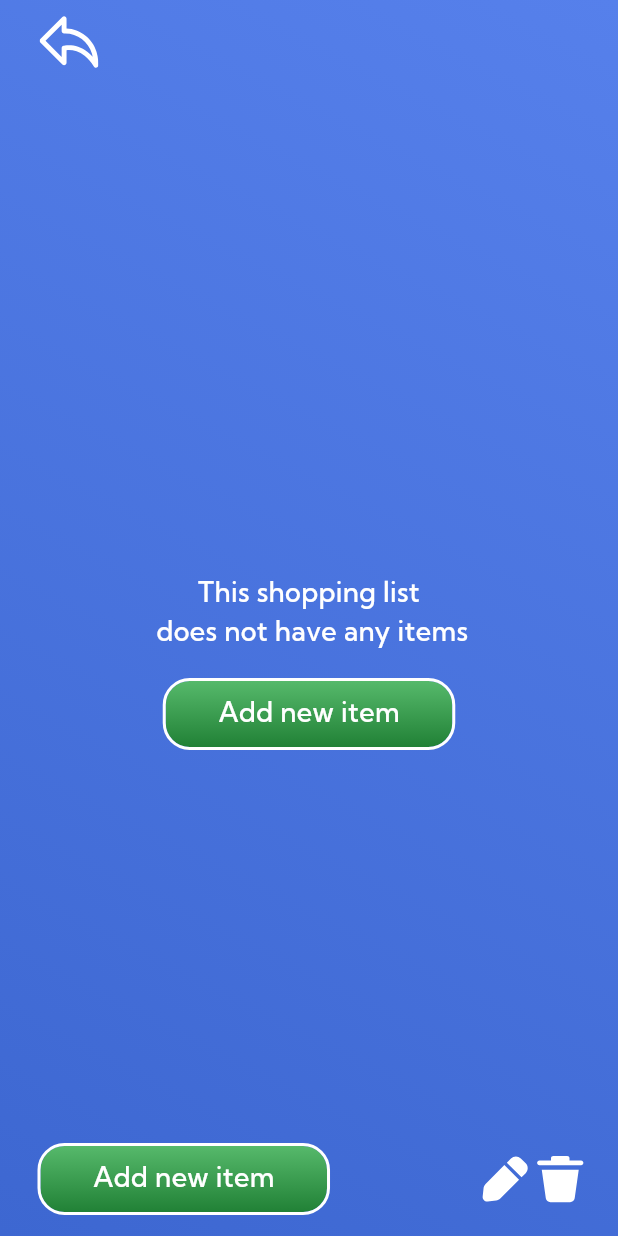
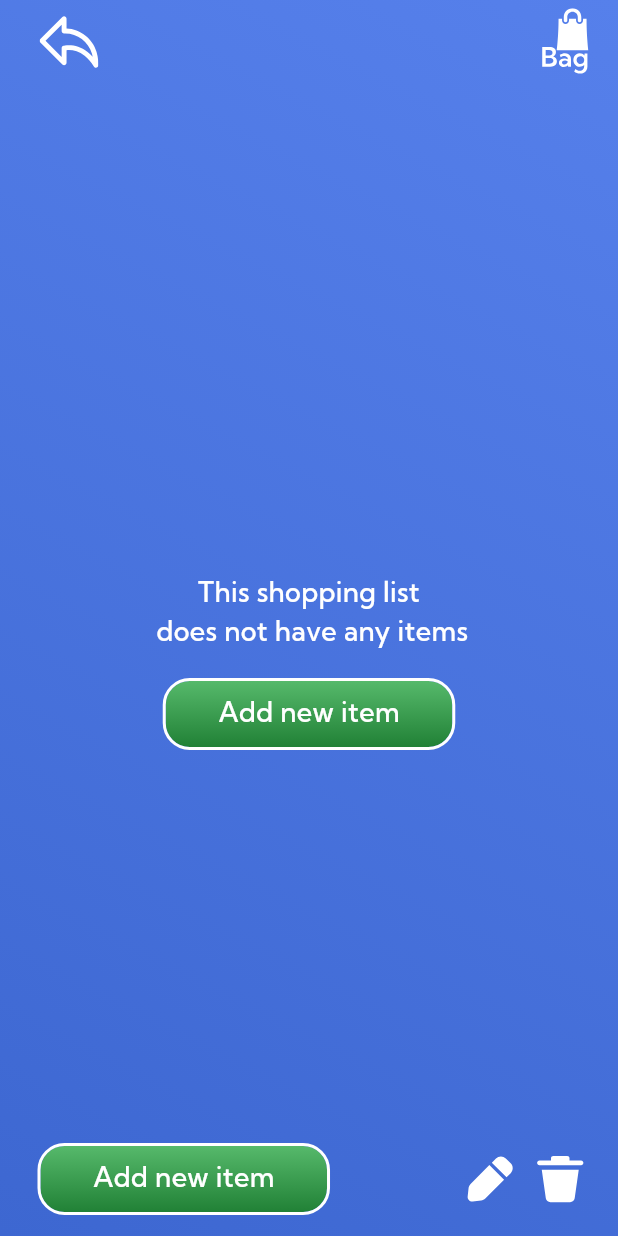
Before and after one commit to AnuradhaDev96/shopping_list_app, a Flutter app: the ListItemsPage screen opened directly with empty values, on a phone screen of 412 x 824 dp. Run offline on Flutter 3.47's test engine with Material 2 defaults, Android fonts, the phone set to English and light mode, and no system bars; our stand-ins replace another_flushbar, flutter_bloc, flutter_svg, get_it, rxdart, sqflite and 1 more; accounts and stored records are empty.

Commit message:
Implementation - Shopping items page

```diff
--- a/shoplicium/lib/presentation/views/list_items/list_items_page.dart
+++ b/shoplicium/lib/presentation/views/list_items/list_items_page.dart
@@ -42,6 +42,12 @@ class _ListItemsPageState extends State<ListItemsPage> {
               ),
             ),
           ),
+          actions: [
+            Padding(
+              padding: const EdgeInsets.only(right: 15),
+              child: SvgPicture.asset(Assets.showBagIcon, width: 41, height: 45),
+            ),
+          ],
         ),
         floatingActionButton: _bottomFloatingBar(context),
         floatingActionButtonLocation: FloatingActionButtonLocation.centerFloat,
@@ -160,6 +166,7 @@ class _ListItemsPageState extends State<ListItemsPage> {
               mainAxisAlignment: MainAxisAlignment.end,
               children: [
                 SvgPicture.asset(Assets.editIcon, width: 37, height: 37),
+                const SizedBox(width: 10),
                 SvgPicture.asset(Assets.deleteIconWhite, width: 37, height: 37),
               ],
             ),
--- a/shoplicium/lib/utils/constants/assets.dart
+++ b/shoplicium/lib/utils/constants/assets.dart
@@ -4,4 +4,5 @@ abstract class Assets {
   static const editIcon = 'assets/svg/edit_icon.svg';
   static const deleteIconWhite = 'assets/svg/delete_icon_white.svg';
   static const navigateBack = 'assets/svg/navigate_back.svg';
+  static const showBagIcon = 'assets/svg/show_bag_icon.svg';
 }
```
Also changed, not shown: shoplicium/assets/svg/show_bag_icon.svg (added).
